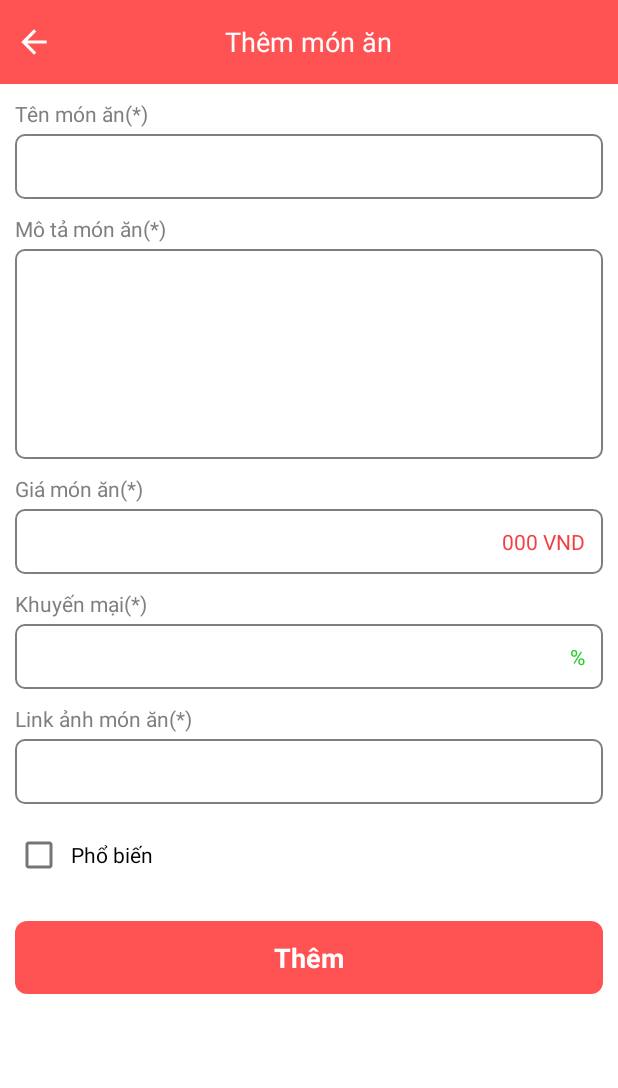
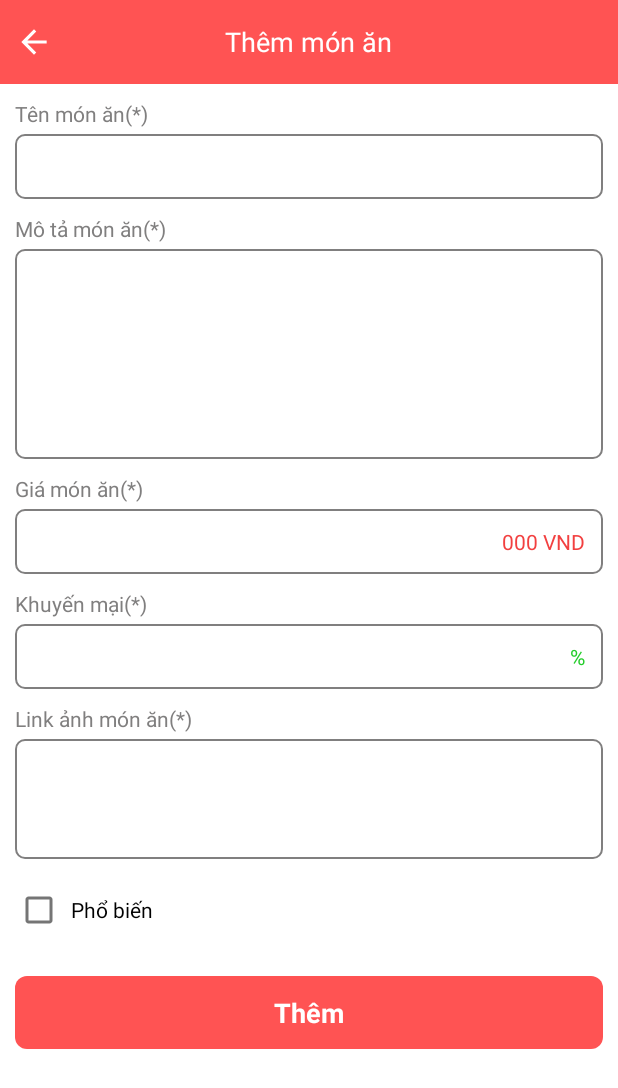
Before and after one commit to DangVanDuy2k2/FoodAppMVC, an Android app: the AddFoodActivity screen opened directly, with no data from a screen before it, on a phone screen of 412 x 824 dp. Shown: the top 1088 px of the screen. Run offline under Robolectric (Android 15) with nearby library versions, the phone set to English and light mode, and no system bars.

```diff
--- a/app/src/main/java/com/duydv/vn/foodappmvc/activity/OrderHistoryActivity.java
+++ b/app/src/main/java/com/duydv/vn/foodappmvc/activity/OrderHistoryActivity.java
@@ -42,7 +42,7 @@ public class OrderHistoryActivity extends BaseActivity {
         mActivityOrderHistoryBinding.toolbar.layoutToolbar.setVisibility(View.VISIBLE);
         mActivityOrderHistoryBinding.toolbar.imgBack.setVisibility(View.VISIBLE);
         mActivityOrderHistoryBinding.toolbar.imgCart.setVisibility(View.GONE);
-        mActivityOrderHistoryBinding.toolbar.txtTitle.setText(getString(R.string.order_history));
+        mActivityOrderHistoryBinding.toolbar.txtTitle.setText(getString(R.string.order_history2));
     }
 
     private void getListOrderFromFirebase() {
--- a/app/src/main/java/com/duydv/vn/foodappmvc/adapter/FoodInCartAdapter.java
+++ b/app/src/main/java/com/duydv/vn/foodappmvc/adapter/FoodInCartAdapter.java
@@ -70,7 +70,6 @@ public class FoodInCartAdapter extends RecyclerView.Adapter<FoodInCartAdapter.Fo
 
             food.setCount(newCount);
             food.setSum_price(newSumPrice);
-            FoodDatabase.getInstance(view.getContext()).foodDAO().updateFood(food);
 
             mIManagerFoodListener.onClickUpdateFood(food);
         });
--- a/app/src/main/java/com/duydv/vn/foodappmvc/fragment/CartFragment.java
+++ b/app/src/main/java/com/duydv/vn/foodappmvc/fragment/CartFragment.java
@@ -69,10 +69,10 @@ public class CartFragment extends BaseFragment {
         FoodInCartAdapter mFoodInCartAdapter = new FoodInCartAdapter(mListFoodInCart, new IManagerFoodListener() {
             @Override
             public void onClickUpdateFood(Food food) {
+                FoodDatabase.getInstance(getContext()).foodDAO().updateFood(food);
                 int sumPrice = FoodDatabase.getInstance(getContext()).foodDAO().getSumPrice();
                 String strSumPrice = sumPrice + Constant.VND;
                 mFragmentCartBinding.txtSumPriceInCart.setText(strSumPrice);
-                FoodDatabase.getInstance(getContext()).foodDAO().updateFood(food);
             }
 
             @Override
--- a/app/src/main/res/layout/activity_add_food.xml
+++ b/app/src/main/res/layout/activity_add_food.xml
@@ -154,11 +154,12 @@
         <EditText
             android:id="@+id/edt_image"
             android:layout_width="match_parent"
-            android:layout_height="wrap_content"
+            android:layout_height="80dp"
             android:layout_marginTop="@dimen/define_dimen_4"
             android:background="@drawable/bg_shape_white_conner_gray_6"
             android:imeOptions="actionDone"
-            android:inputType="text"
+            android:inputType="textMultiLine"
+            android:gravity="start"
             android:padding="@dimen/define_dimen_12"
             android:textColor="@color/colorTextPrimary"
             android:textSize="@dimen/text_size_small"
--- a/app/src/main/res/values/strings.xml
+++ b/app/src/main/res/values/strings.xml
@@ -58,6 +58,7 @@
     <string name="message_dialog_confirm_delete_food">Bạn chắc chắn muốn xóa món ăn này?</string>
 
     <string name="order_history">Lịch sử giao hàng</string>
+    <string name="order_history2">Lịch sử mua hàng</string>
     <string name="change_password">Đổi mật khẩu</string>
     <string name="logout">Đăng xuất</string>
     <string name="report">Báo cáo doanh thu</string>
```
Also changed, not shown: app/src/main/res/layout/fragment_account.xml (+14 -7 lines).
